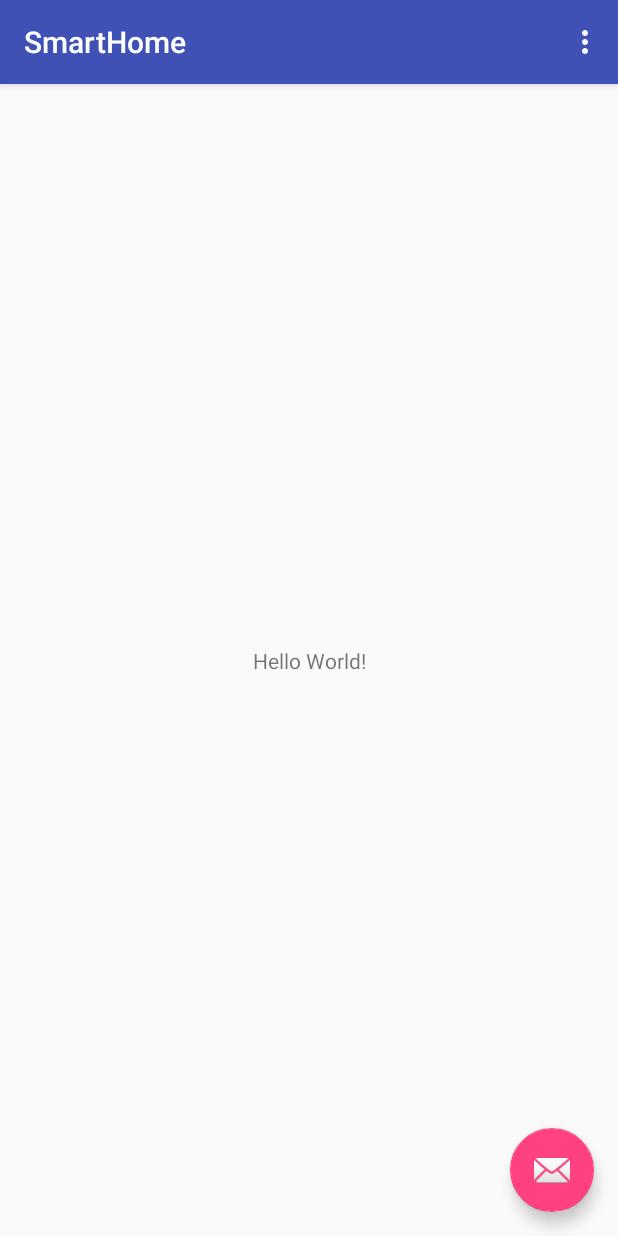
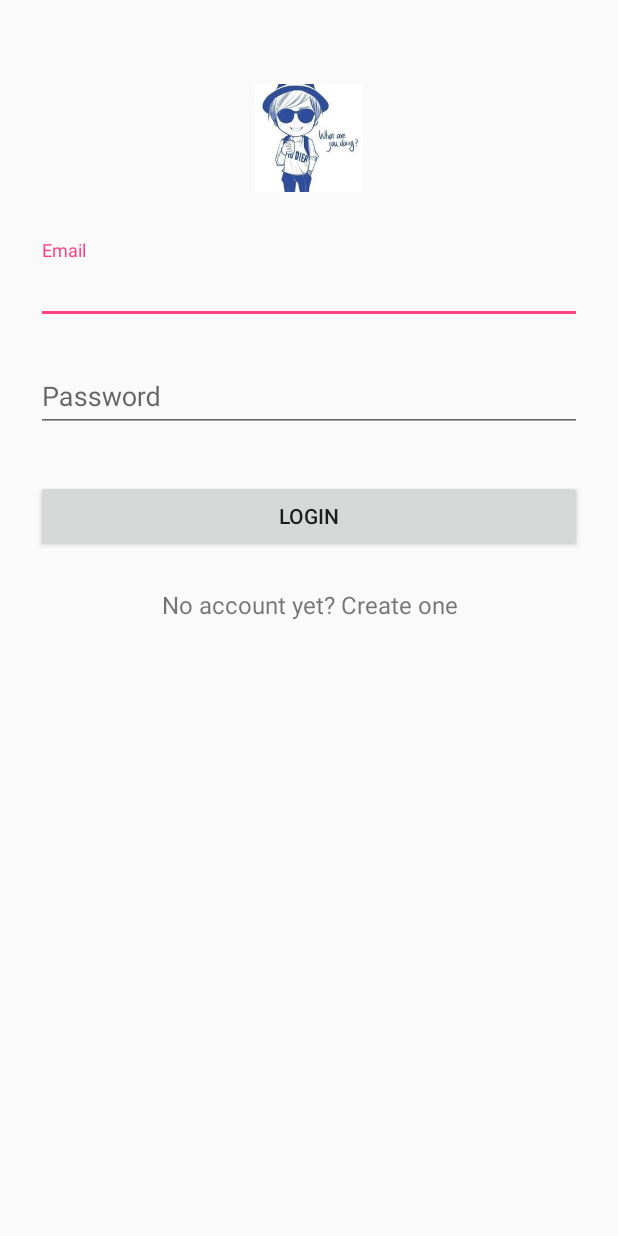
Before and after one commit to ZhangPeng0220/SmartHome, an Android app: the screen it shows after launch (MainActivity before the commit, LogInActivity after it), on a phone screen of 412 x 824 dp. Run offline under Robolectric (Android 15) with nearby library versions, the phone set to English and light mode, and no system bars.

Commit message:
登录界面

```diff
--- /dev/null
+++ b/app/src/main/java/com/zhangpeng/administrator/smarthome/SplashActivity.java
@@ -0,0 +1,33 @@
+package com.zhangpeng.administrator.smarthome;
+
+import android.content.Intent;
+import android.os.Bundle;
+import android.os.Handler;
+import android.support.v7.app.AppCompatActivity;
+
+public class SplashActivity extends AppCompatActivity {
+
+    @Override
+    protected void onCreate(Bundle savedInstanceState) {
+        super.onCreate(savedInstanceState);
+        setContentView(R.layout.content_splash);
+        final Handler handler=new Handler();
+
+        Runnable runnable=new Runnable() {
+            @Override
+            public void run() {
+                // TODO Auto-generated method stub
+                //要做的事情
+                Intent intent = new Intent(SplashActivity.this,LogInActivity.class);
+                startActivity(intent);
+                finish();
+                //handler.postDelayed(this, 2000);
+
+            }
+        };
+        handler.postDelayed(runnable, 2000);//延时跳转功能
+
+
+    }
+
+}
--- /dev/null
+++ b/app/src/main/res/layout/log_in.xml
@@ -0,0 +1,67 @@
+<?xml version="1.0" encoding="utf-8"?>
+<ScrollView xmlns:android="http://schemas.android.com/apk/res/android"
+    android:layout_width="fill_parent"
+    android:layout_height="fill_parent"
+    android:fitsSystemWindows="true">
+
+    <LinearLayout
+        android:orientation="vertical"
+        android:layout_width="match_parent"
+        android:layout_height="wrap_content"
+        android:paddingTop="56dp"
+        android:paddingLeft="24dp"
+        android:paddingRight="24dp">
+
+        <ImageView android:src="@drawable/splash"
+            android:layout_width="wrap_content"
+            android:layout_height="72dp"
+            android:layout_marginBottom="24dp"
+            android:layout_gravity="center_horizontal" />
+
+        <!--  Email Label -->
+        <android.support.design.widget.TextInputLayout
+            android:layout_width="match_parent"
+            android:layout_height="wrap_content"
+            android:layout_marginTop="8dp"
+            android:layout_marginBottom="8dp">
+            <EditText android:id="@+id/input_email"
+                android:layout_width="match_parent"
+                android:layout_height="wrap_content"
+                android:inputType="textEmailAddress"
+                android:hint="Email" />
+        </android.support.design.widget.TextInputLayout>
+
+        <!--  Password Label -->
+        <android.support.design.widget.TextInputLayout
+            android:layout_width="match_parent"
+            android:layout_height="wrap_content"
+            android:layout_marginTop="8dp"
+            android:layout_marginBottom="8dp">
+            <EditText android:id="@+id/input_password"
+                android:layout_width="match_parent"
+                android:layout_height="wrap_content"
+                android:inputType="textPassword"
+                android:hint="Password"/>
+        </android.support.design.widget.TextInputLayout>
+
+        <android.support.v7.widget.AppCompatButton
+            android:id="@+id/btn_login"
+            android:layout_width="fill_parent"
+            android:layout_height="wrap_content"
+            android:layout_marginTop="24dp"
+            android:layout_marginBottom="24dp"
+            android:padding="12dp"
+            android:text="Login"
+             />
+
+        <TextView android:id="@+id/link_signup"
+            android:layout_width="fill_parent"
+            android:layout_height="wrap_content"
+            android:layout_marginBottom="24dp"
+            android:text="No account yet? Create one"
+            android:gravity="center"
+            android:textSize="16dip"
+            android:onClick="createAccount"/>
+
+    </LinearLayout>
+</ScrollView>
--- a/app/src/main/res/values/colors.xml
+++ b/app/src/main/res/values/colors.xml
@@ -3,4 +3,20 @@
     <color name="colorPrimary">#3F51B5</color>
     <color name="colorPrimaryDark">#303F9F</color>
     <color name="colorAccent">#FF4081</color>
+    <color name="gray">#444440</color>
+    <color name="white">#FFFFFF</color>
+    <color name="iron">#CCCCCC</color>
+    <color name="primary">#E43F3F</color>
+    <color name="primary_dark">#E12929</color>
+    <color name="primary_darker">#CC1D1D</color>
+    <color name="accent">#FFFFFF</color>
+
+    <color name="black">#000000</color>
+    <color name="jet">#222222</color>
+    <color name="oil">#333333</color>
+    <color name="monsoon">#777777</color>
+    <color name="jumbo">#888888</color>
+    <color name="aluminum">#999999</color>
+    <color name="base">#AAAAAA</color>
+
 </resources>
--- a/app/src/main/res/values/strings.xml
+++ b/app/src/main/res/values/strings.xml
@@ -1,4 +1,8 @@
 <resources>
-    <string name="app_name">SmartHome</string>
+    <string name="app_name">SplashScrenn</string>
     <string name="action_settings">Settings</string>
+    <string name="title_activity_splash">SplashActivity</string>
+    <string name="title_activity_login">LoginActivity</string>
+    <string name="title_activity_main2">Main2Activity</string>
+    <string name="title_activity_sign_up">SignUpActivity</string>
 </resources>
--- a/app/src/main/res/values/styles.xml
+++ b/app/src/main/res/values/styles.xml
@@ -11,6 +11,39 @@
     <style name="AppTheme.NoActionBar">
         <item name="windowActionBar">false</item>
         <item name="windowNoTitle">true</item>
+        <item name="android:windowIsTranslucent">true</item>
+    </style>
+
+    <style name="AppTheme.Dark.Dialog" parent="Theme.AppCompat.Dialog">
+
+        <!--背景颜色及和透明程度-->
+        <item name="android:windowBackground">@android:color/transparent</item>
+        <!--是否去除标题 -->
+        <item name="android:windowNoTitle">true</item>
+        <!--是否去除边框-->
+        <item name="android:windowFrame">@null</item>
+        <!--是否浮现在activity之上-->
+        <item name="android:windowIsFloating">true</item>
+        <!--是否模糊-->
+        <item name="android:backgroundDimEnabled">false</item>
+
+
+    </style>
+
+    <style name="AppTheme.Dark" parent="Theme.AppCompat.NoActionBar">
+        <item name="colorPrimary">@color/primary</item>
+        <item name="colorPrimaryDark">@color/primary_dark</item>
+        <item name="colorAccent">@color/accent</item>
+
+        <item name="android:windowBackground">@color/primary</item>
+
+        <item name="colorControlNormal">@color/iron</item>
+        <item name="colorControlActivated">@color/white</item>
+        <item name="colorControlHighlight">@color/white</item>
+        <item name="android:textColorHint">@color/iron</item>
+
+        <item name="colorButtonNormal">@color/primary_darker</item>
+        <item name="android:colorButtonNormal">@color/primary_darker</item>
     </style>
 
     <style name="AppTheme.AppBarOverlay" parent="ThemeOverlay.AppCompat.Dark.ActionBar" />
```
Also changed, not shown: app/src/main/AndroidManifest.xml (+14 -0 lines), app/src/main/java/com/zhangpeng/administrator/smarthome/LogInActivity.java (added, +124 -0 lines), app/src/main/java/com/zhangpeng/administrator/smarthome/SQLcheck.java (added, +64 -0 lines), app/src/main/java/com/zhangpeng/administrator/smarthome/SignUpActivity.java (added, +128 -0 lines), app/src/main/res/layout/content_sign_up.xml (added, +93 -0 lines), app/src/main/res/layout/content_splash.xml (added, +39 -0 lines), app/src/main/res/drawable/splash.jpg (added).
